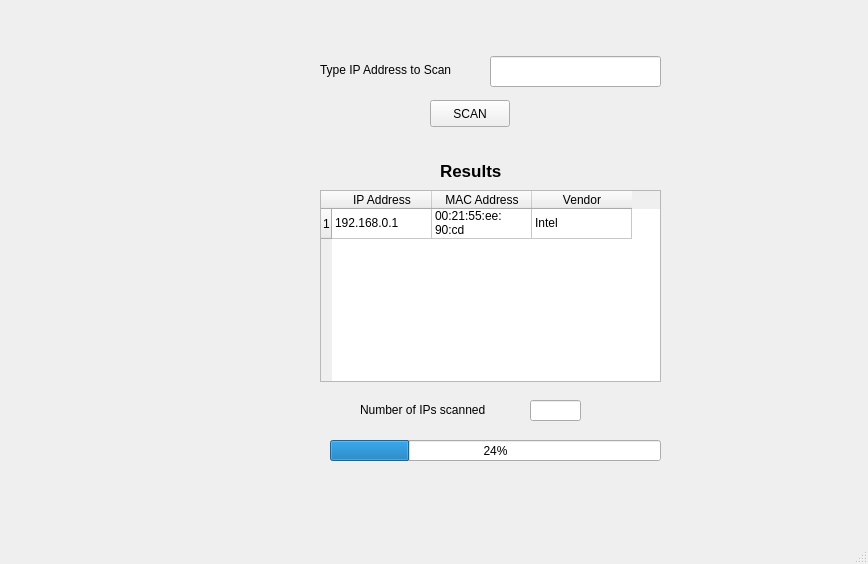
Above: arp-scan.ui from lumprv/arp-scan-gui before the change. Below: the same form after it.
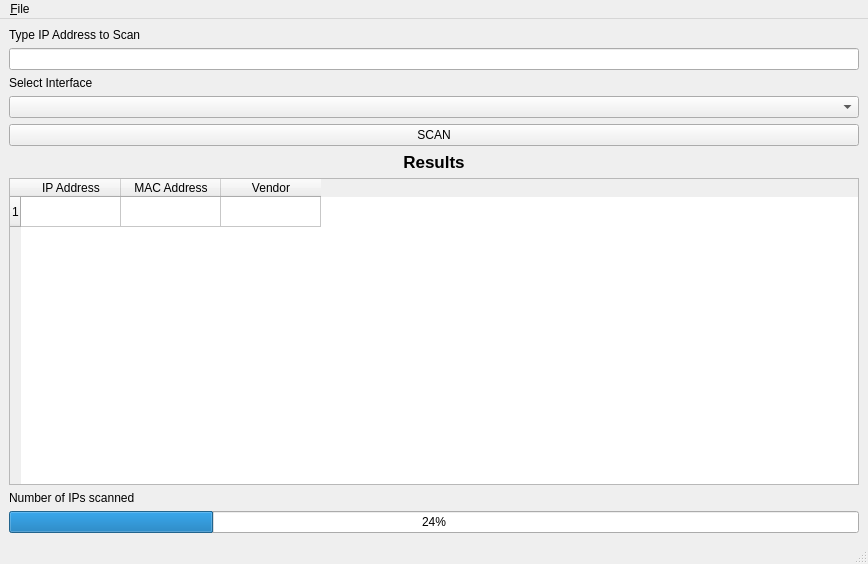
That is the form after the change.

The edit to the form file:
```diff
--- a/arp-scan.ui
+++ b/arp-scan.ui
@@ -26,28 +26,57 @@
      <verstretch>0</verstretch>
     </sizepolicy>
    </property>
+   <layout class="QVBoxLayout" name="verticalLayout">
+    <item>
+     <widget class="QLabel" name="label">
+      <property name="text">
+       <string>Type IP Address to Scan</string>
+      </property>
+     </widget>
+    </item>
+    <item>
+     <widget class="QLineEdit" name="lineEdit_2">
+      <property name="clearButtonEnabled">
+       <bool>true</bool>
+      </property>
+     </widget>
+    </item>
+    <item>
+     <widget class="QLabel" name="label_4">
+      <property name="text">
+       <string>Select Interface</string>
+      </property>
+     </widget>
+    </item>
+    <item>
+     <widget class="QComboBox" name="comboBox"/>
+    </item>
+    <item>
    <widget class="QPushButton" name="pushButton">
-    <property name="geometry">
-     <rect>
-      <x>430</x>
-      <y>100</y>
-      <width>80</width>
-      <height>27</height>
-     </rect>
-    </property>
     <property name="text">
      <string>SCAN</string>
     </property>
    </widget>
+    </item>
+    <item>
+     <widget class="QLabel" name="label_3">
+      <property name="font">
+       <font>
+        <pointsize>13</pointsize>
+        <weight>75</weight>
+        <bold>true</bold>
+       </font>
+      </property>
+      <property name="text">
+       <string>Results</string>
+      </property>
+      <property name="alignment">
+       <set>Qt::AlignCenter</set>
+      </property>
+     </widget>
+    </item>
+    <item>
    <widget class="QTableWidget" name="tableWidget">
-    <property name="geometry">
-     <rect>
-      <x>320</x>
-      <y>190</y>
-      <width>341</width>
-      <height>192</height>
-     </rect>
-    </property>
     <property name="sizePolicy">
      <sizepolicy hsizetype="Expanding" vsizetype="Expanding">
       <horstretch>0</horstretch>
@@ -57,6 +86,12 @@
     <property name="sizeAdjustPolicy">
      <enum>QAbstractScrollArea::AdjustIgnored</enum>
     </property>
+      <property name="alternatingRowColors">
+       <bool>true</bool>
+      </property>
+      <property name="sortingEnabled">
+       <bool>false</bool>
+      </property>
     <row>
      <property name="text">
       <string>1</string>
@@ -79,99 +114,36 @@
     </column>
     <item row="0" column="0">
      <property name="text">
-      <string>192.168.0.1</string>
+        <string/>
      </property>
     </item>
     <item row="0" column="1">
      <property name="text">
-      <string>00:21:55:ee:90:cd</string>
+        <string/>
      </property>
     </item>
     <item row="0" column="2">
      <property name="text">
-      <string>Intel</string>
+        <string/>
      </property>
     </item>
    </widget>
-   <widget class="QLineEdit" name="lineEdit_2">
-    <property name="geometry">
-     <rect>
-      <x>490</x>
-      <y>56</y>
-      <width>171</width>
-      <height>31</height>
-     </rect>
-    </property>
-   </widget>
-   <widget class="QLabel" name="label">
-    <property name="geometry">
-     <rect>
-      <x>320</x>
-      <y>60</y>
-      <width>160</width>
-      <height>19</height>
-     </rect>
-    </property>
-    <property name="text">
-     <string>Type IP Address to Scan</string>
-    </property>
-   </widget>
-   <widget class="QLineEdit" name="lineEdit">
-    <property name="geometry">
-     <rect>
-      <x>530</x>
-      <y>400</y>
-      <width>51</width>
-      <height>21</height>
-     </rect>
-    </property>
-   </widget>
+    </item>
+    <item>
    <widget class="QLabel" name="label_2">
-    <property name="geometry">
-     <rect>
-      <x>360</x>
-      <y>400</y>
-      <width>161</width>
-      <height>19</height>
-     </rect>
-    </property>
     <property name="text">
      <string>Number of IPs scanned</string>
     </property>
    </widget>
-   <widget class="QLabel" name="label_3">
-    <property name="geometry">
-     <rect>
-      <x>440</x>
-      <y>160</y>
-      <width>81</width>
-      <height>21</height>
-     </rect>
-    </property>
-    <property name="font">
-     <font>
-      <pointsize>13</pointsize>
-      <weight>75</weight>
-      <bold>true</bold>
-     </font>
-    </property>
-    <property name="text">
-     <string>Results</string>
-    </property>
-   </widget>
+    </item>
+    <item>
    <widget class="QProgressBar" name="progressBar">
-    <property name="geometry">
-     <rect>
-      <x>330</x>
-      <y>440</y>
-      <width>331</width>
-      <height>21</height>
-     </rect>
-    </property>
     <property name="value">
      <number>24</number>
     </property>
    </widget>
+    </item>
+   </layout>
   </widget>
   <widget class="QMenuBar" name="menubar">
    <property name="geometry">
@@ -179,9 +151,18 @@
      <x>0</x>
      <y>0</y>
      <width>868</width>
-     <height>24</height>
+     <height>26</height>
     </rect>
    </property>
+   <widget class="QMenu" name="menuFile">
+    <property name="title">
+     <string>&amp;File</string>
+    </property>
+    <addaction name="actionExport"/>
+    <addaction name="separator"/>
+    <addaction name="actionExit"/>
+   </widget>
+   <addaction name="menuFile"/>
   </widget>
   <widget class="QStatusBar" name="statusbar"/>
  </widget>
```
Left out of the diff: 10 changed lines with no effect on the pictures. Lines whose indentation alone changed are shown as unchanged.
